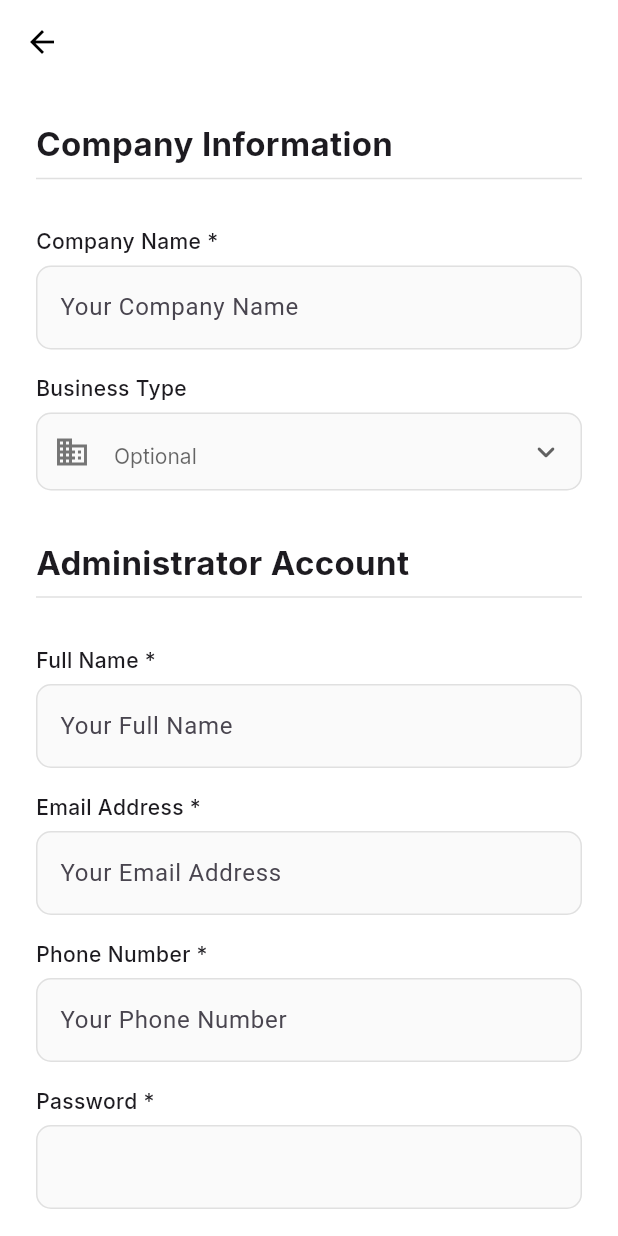
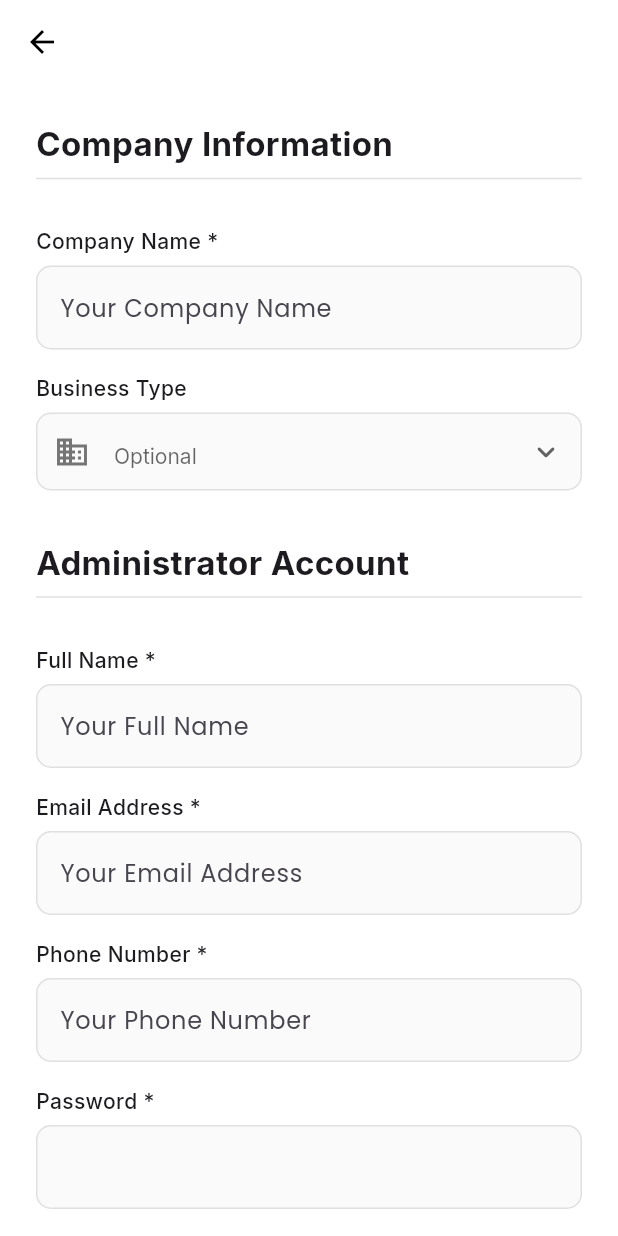
Before and after one commit to PhiphatD/flutter_application_activity_record, a Flutter app: the screen it shows after launch, after a tap on "SKIP", after a tap on "Register Your Organization", on a phone screen of 412 x 824 dp. Run offline on Flutter 3.47's test engine with Material 3 defaults, Android fonts, the phone set to English and light mode, and no system bars; our stand-ins replace google_fonts, lottie, pinput, shared_preferences, smooth_page_indicator; network calls fail.

Commit message:
Add Kanit font family and set as default
Added all Kanit font files to the assets directory and registered the Kanit font family in pubspec.yaml with various weights. Updated the app theme in main.dart to use Kanit as the default font with Poppins as a fallback.

```diff
--- a/flutter_application_activity_record/lib/main.dart
+++ b/flutter_application_activity_record/lib/main.dart
@@ -16,6 +16,8 @@
       theme: ThemeData(
         primarySwatch: Colors.blue,
         visualDensity: VisualDensity.adaptivePlatformDensity,
+        fontFamily: 'Kanit',
+        fontFamilyFallback: ['Poppins'],
       ),
       // ตั้งค่าหน้าแรกให้เป็น SplashScreen
       home: const SplashScreen(),
```
Also changed, not shown: flutter_application_activity_record/pubspec.yaml (+10 -0 lines), flutter_application_activity_record/assets/fonts/Kanit-Black.ttf (added), flutter_application_activity_record/assets/fonts/Kanit-BlackItalic.ttf (added), flutter_application_activity_record/assets/fonts/Kanit-Bold.ttf (added), flutter_application_activity_record/assets/fonts/Kanit-BoldItalic.ttf (added), flutter_application_activity_record/assets/fonts/Kanit-ExtraBold.ttf (added), flutter_application_activity_record/assets/fonts/Kanit-ExtraBoldItalic.ttf (added), flutter_application_activity_record/assets/fonts/Kanit-ExtraLight.ttf (added), flutter_application_activity_record/assets/fonts/Kanit-ExtraLightItalic.ttf (added), flutter_application_activity_record/assets/fonts/Kanit-Italic.ttf (added), flutter_application_activity_record/assets/fonts/Kanit-Light.ttf (added), flutter_application_activity_record/assets/fonts/Kanit-LightItalic.ttf (added), flutter_application_activity_record/assets/fonts/Kanit-Medium.ttf (added), flutter_application_activity_record/assets/fonts/Kanit-MediumItalic.ttf (added), 5 more files.
